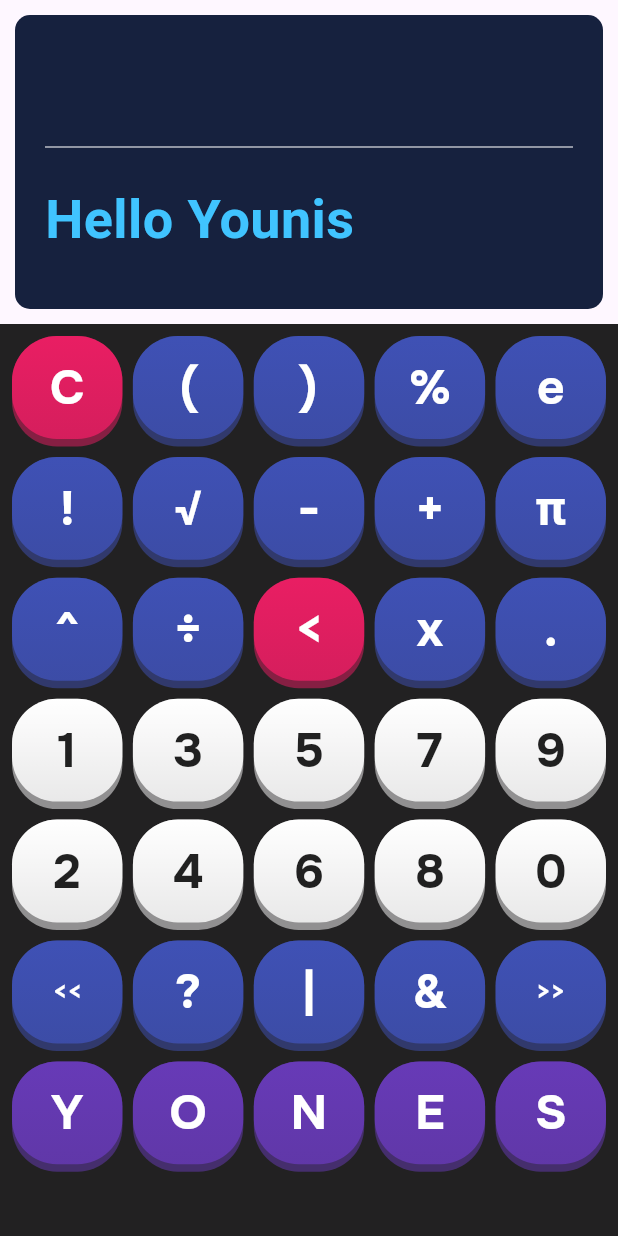
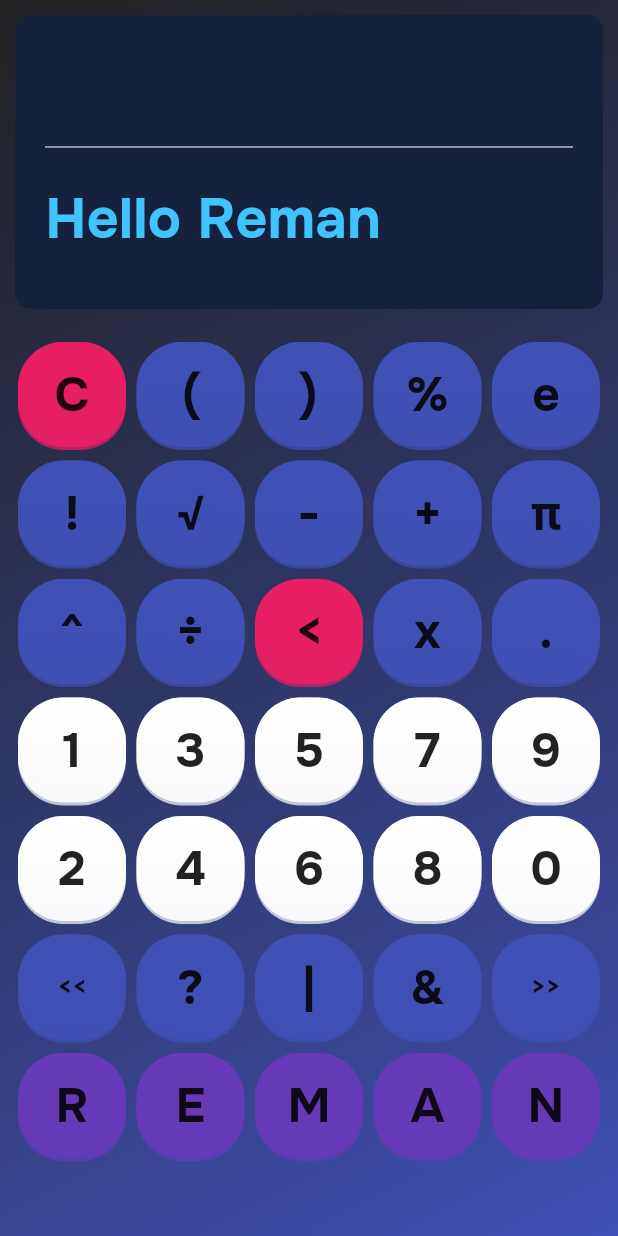
Before and after one commit to YounisMohamed/calculator, a Flutter app: the screen it shows after launch, on a phone screen of 412 x 824 dp. Run offline on Flutter 3.47's test engine with Material 3 defaults, Android fonts, the phone set to English and light mode, and no system bars; drawn by our look-alikes of nice_buttons; our stand-ins replace google_fonts, math_expressions, shared_preferences.

Commit message:
added many themes and 3d buttons

```diff
--- a/lib/calcHome.dart
+++ b/lib/calcHome.dart
@@ -5,6 +5,9 @@ import 'package:flutter/services.dart';
 import 'package:google_fonts/google_fonts.dart';
 import 'package:math_expressions/math_expressions.dart';
 import 'package:nice_buttons/nice_buttons.dart';
+import 'package:shared_preferences/shared_preferences.dart';
+
+import 'main.dart';
 
 class CalculatorPage extends StatefulWidget {
   @override
@@ -228,11 +231,29 @@ class _CalculatorPageState extends State<CalculatorPage> {
     return expression;
   }
 
-  void setTheme(int themeInt) {
-    theme = themeInt;
+  late SharedPreferences _prefs;
+  int theme = 0;
+
+  @override
+  void initState() {
+    _initialize();
+    super.initState();
   }
 
-  static String name = "YONES";
+  void _initialize() {
+    setState(() {
+      theme = sp?.getInt("theme") ?? 0;
+    });
+  }
+
+  void _toggleTheme() {
+    setState(() {
+      theme = (theme + 1) % themes.length;
+      sp?.setInt("theme", theme);
+    });
+  }
+
+  static String name = "REMAN";
   List<String> functionalButtons = name.split("");
   void PRINT() {
     print(functionalButtons);
@@ -240,7 +261,7 @@ class _CalculatorPageState extends State<CalculatorPage> {
 
   String _expression = "";
   // ${name.substring(0, 1)}${name.substring(1).toLowerCase()}
-  String _result = "Hello Younis";
+  String _result = "Hello Reman";
   String _savedResult = "";
 
   final Color backgroundColor = const Color(0xFF1A1A2E);
@@ -249,26 +270,129 @@ class _CalculatorPageState extends State<CalculatorPage> {
   final Color deleteColor = Colors.pink;
   final Color functionColor = Colors.deepPurple;
   final Color numberColor = Colors.white;
-  int theme = 0;
-  final List<Map<String, Color>> themes = [
+  final List<Map<String, dynamic>> themes = [
     {
+      // DARK THEME
+      "backGroundColorGradientBottom": Colors.indigo,
+      "backGroundColorGradientTop": Colors.black87,
       "displayBackground": const Color(0xFF16213E),
       "divider": Colors.white70,
       "expressionText": Colors.white,
       "resultText": Colors.lightBlueAccent,
+      "numberColors": Colors.white,
+      "numberTextColors": Colors.black87,
     },
     {
-      "displayBackground": Colors.greenAccent,
+      // NEON CYBERPUNK THEME
+      "backGroundColorGradientBottom": Colors.black87,
+      "backGroundColorGradientTop": Colors.purple.shade900,
+      "displayBackground": Colors.black,
+      "divider": Colors.cyanAccent,
+      "expressionText": Colors.pinkAccent,
+      "resultText": Colors.greenAccent,
+      "numberColors": Colors.cyanAccent,
+      "numberTextColors": Colors.black87,
+    },
+    {
+      // BLUE-TURQUOISE THEME
+      "backGroundColorGradientBottom": Colors.cyan.shade800,
+      "backGroundColorGradientTop": Colors.teal.shade600,
+      "displayBackground": Colors.teal,
+      "divider": Colors.white,
+      "expressionText": Colors.white,
+      "resultText": Colors.cyanAccent,
+      "numberColors": Colors.cyan,
+      "numberTextColors": Colors.white,
+    },
+    {
+      // WHITE THEME
+      "backGroundColorGradientBottom": Colors.white24,
+      "backGroundColorGradientTop": Colors.orangeAccent.shade200,
+      "displayBackground": Colors.orange,
       "divider": Colors.black87,
-      "expressionText": Colors.black,
-      "resultText": Colors.deepPurple,
+      "expressionText": Colors.white,
+      "resultText": Colors.black87,
+      "numberColors": Colors.black87,
+      "numberTextColors": Colors.white,
     },
+    {
+      // PURPLE-ORANGE THEME
+      "backGroundColorGradientBottom": Colors.deepPurple,
+      "backGroundColorGradientTop": Colors.orangeAccent,
+      "displayBackground": Colors.deepPurple.shade400,
+      "divider": Colors.orange,
+      "expressionText": Colors.black54,
+      "resultText": Colors.deepPurple.shade50,
+      "numberColors": Colors.deepPurple.shade100,
+      "numberTextColors": Colors.black87,
+    },
+    {
+      // GREEN-LIME THEME
+      "backGroundColorGradientBottom": Colors.green.shade900,
+      "backGroundColorGradientTop": Colors.limeAccent.shade200,
+      "displayBackground": Colors.green.shade600,
+      "divider": Colors.lime,
+      "expressionText": Colors.lime.shade50,
+      "resultText": Colors.greenAccent,
+      "numberColors": Colors.limeAccent,
+      "numberTextColors": Colors.black87,
+    },
+    {
+      // SUNSET THEME
+      "backGroundColorGradientBottom": Colors.red.shade700,
+      "backGroundColorGradientTop": Colors.pink.shade300,
+      "displayBackground": Colors.pink.shade900,
+      "divider": Colors.black87,
+      "expressionText": Colors.black87,
+      "resultText": Colors.indigo,
+      "numberColors": Colors.red.shade300,
+      "numberTextColors": Colors.black87,
+    },
+    {
+      // OCEAN DEPTHS THEME
+      "backGroundColorGradientBottom": Colors.blue.shade900,
+      "backGroundColorGradientTop": Colors.lightBlue.shade200,
+      "displayBackground": Colors.blueGrey.shade800,
+      "divider": Colors.lightBlue.shade100,
+      "expressionText": Colors.white,
+      "resultText": Colors.lightBlue.shade200,
+      "numberColors": Colors.blue.shade200,
+      "numberTextColors": Colors.blueGrey.shade900,
+    },
+    {
+      // MIDNIGHT GALAXY THEME
+      "backGroundColorGradientBottom": Colors.purple.shade900,
+      "backGroundColorGradientTop": Colors.indigo.shade200,
+      "displayBackground": const Color(0xFF1A237E),
+      "divider": Colors.purple.shade100,
+      "expressionText": Colors.white,
+      "resultText": Colors.purpleAccent.shade100,
+      "numberColors": Colors.deepPurple.shade200,
+      "numberTextColors": Colors.indigo.shade900,
+    },
+    {
+      // DESERT SAND THEME
+      "backGroundColorGradientBottom": Colors.brown.shade700,
+      "backGroundColorGradientTop": Colors.orange.shade200,
+      "displayBackground": Colors.brown.shade800,
+      "divider": Colors.orange.shade300,
+      "expressionText": Colors.orange.shade50,
+      "resultText": Colors.deepOrange.shade200,
+      "numberColors": Colors.brown.shade200,
+      "numberTextColors": Colors.brown.shade900,
+    },
+    {
+      // AUTUMN THEME
+      "backGroundColorGradientBottom": Colors.deepOrange.shade800,
+      "backGroundColorGradientTop": Colors.amber.shade300,
+      "displayBackground": Colors.brown.shade700,
+      "divider": Colors.amber.shade200,
+      "expressionText": Colors.orange.shade50,
+      "resultText": Colors.deepOrange.shade200,
+      "numberColors": Colors.amber.shade200,
+      "numberTextColors": Colors.black87,
+    }
   ];
-  void _toggleTheme() {
-    setState(() {
-      theme = (theme + 1) % themes.length;
-    });
-  }
 
   List<String> buttons = [
     "7",
@@ -313,7 +437,7 @@ class _CalculatorPageState extends State<CalculatorPage> {
     } else if (functionalButtons.contains(button)) {
       return functionColor;
     }
-    return numberColor;
+    return currentTheme["numberColors"];
   }
 
   bool _isSpecialButton(String button) {
@@ -371,7 +495,17 @@ class _CalculatorPageState extends State<CalculatorPage> {
       ...functionalButtons
     ];
     return Scaffold(
-      body: SafeArea(
+      body: Container(
+        decoration: BoxDecoration(
+            gradient: LinearGradient(
+          colors: [
+            currentTheme["backGroundColorGradientTop"],
+            currentTheme["backGroundColorGradientBottom"]
+          ],
+          begin: Alignment.topLeft,
+          end: Alignment.bottomRight,
+        )),
+        child: SafeArea(
           child: Column(
             children: [
               // Display for Expression and Result
@@ -393,7 +527,7 @@ class _CalculatorPageState extends State<CalculatorPage> {
                         reverse: true,
                         child: Text(
                           _expression,
-                        style: GoogleFonts.roboto(
+                          style: GoogleFonts.onest(
                             fontSize: 32,
                             fontWeight: FontWeight.bold,
                             color: currentTheme["expressionText"],
@@ -410,7 +544,7 @@ class _CalculatorPageState extends State<CalculatorPage> {
                         reverse: true,
                         child: Text(
                           _result,
-                        style: GoogleFonts.roboto(
+                          style: GoogleFonts.onest(
                             fontSize: (48 - (_result.length))
                                 .clamp(24.0, 48.0)
                                 .toDouble(),
@@ -424,9 +558,8 @@ class _CalculatorPageState extends State<CalculatorPage> {
                 ),
               ),
               Expanded(
-              child: Container(
-                padding: const EdgeInsets.all(8),
-                color: Colors.black87,
+                child: Padding(
+                  padding: const EdgeInsets.all(12.0),
                   child: GridView.builder(
                       shrinkWrap: true,
                       physics: const NeverScrollableScrollPhysics(),
@@ -487,8 +620,9 @@ class _CalculatorPageState extends State<CalculatorPage> {
                                           int randomNumber =
                                               math.Random().nextInt(maxNumber) +
                                                   1;
-                                        _expression = _expression.replaceFirst(
-                                            regex, randomNumber.toString());
+                                          _expression =
+                                              _expression.replaceFirst(regex,
+                                                  randomNumber.toString());
                                           _result =
                                               _evaluateExpression(_expression);
                                           showSnackbar(
@@ -503,10 +637,12 @@ class _CalculatorPageState extends State<CalculatorPage> {
                                 },
                                 startColor: _getButtonColor(button),
                                 borderColor:
-                                  _getButtonColor(button).withOpacity(0.5),
+                                    _getButtonColor(button).withOpacity(0.7),
                                 endColor:
-                                  _getButtonColor(button).withOpacity(0.8),
+                                    _getButtonColor(button).withOpacity(0.9),
                                 borderRadius: 30,
+                                stretch: true,
+                                borderThickness: 2,
                                 child: Text(
                                   button,
                                   style: GoogleFonts.onest(
@@ -514,10 +650,7 @@ class _CalculatorPageState extends State<CalculatorPage> {
                                       fontSize: button != "<<" && button != ">>"
                                           ? 32
                                           : 16,
-                                  color: _isSpecialButton(button)
-                                      ? Colors.white
-                                      : Colors.black87,
-                                ),
+                                      color: currentTheme["numberTextColors"]),
                                 ),
                               );
                       }),
@@ -526,6 +659,7 @@ class _CalculatorPageState extends State<CalculatorPage> {
             ],
           ),
         ),
+      ),
     );
   }
 }
--- a/lib/main.dart
+++ b/lib/main.dart
@@ -1,7 +1,11 @@
 import 'package:calculator/calcHome.dart';
 import 'package:flutter/material.dart';
+import 'package:shared_preferences/shared_preferences.dart';
 
-void main() {
+SharedPreferences? sp;
+void main() async {
+  WidgetsFlutterBinding.ensureInitialized();
+  sp = await SharedPreferences.getInstance();
   runApp(const MyApp());
 }
 
@@ -14,11 +18,10 @@ class MyApp extends StatelessWidget {
     return MaterialApp(
       title: 'Flutter Demo',
       theme: ThemeData(
-
         colorScheme: ColorScheme.fromSeed(seedColor: Colors.deepPurple),
         useMaterial3: true,
       ),
-      home:  CalculatorPage(),
+      home: CalculatorPage(),
     );
   }
 }
--- a/pubspec.yaml
+++ b/pubspec.yaml
@@ -38,6 +38,7 @@ dependencies:
   math_expressions: ^2.6.0
   google_fonts: ^6.2.1
   nice_buttons: ^0.0.3
+  shared_preferences: ^2.3.5
 
 dev_dependencies:
   flutter_test:
```
Also changed, not shown: pubspec.lock, 1 other file. Lines whose indentation alone changed are shown as unchanged.
